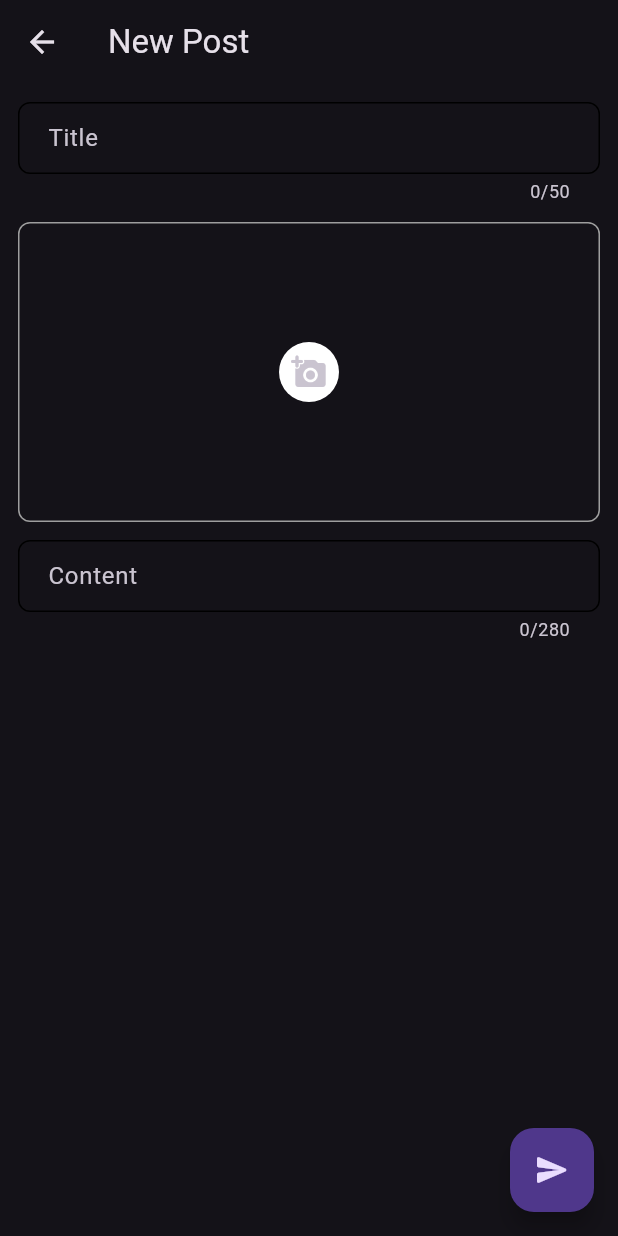
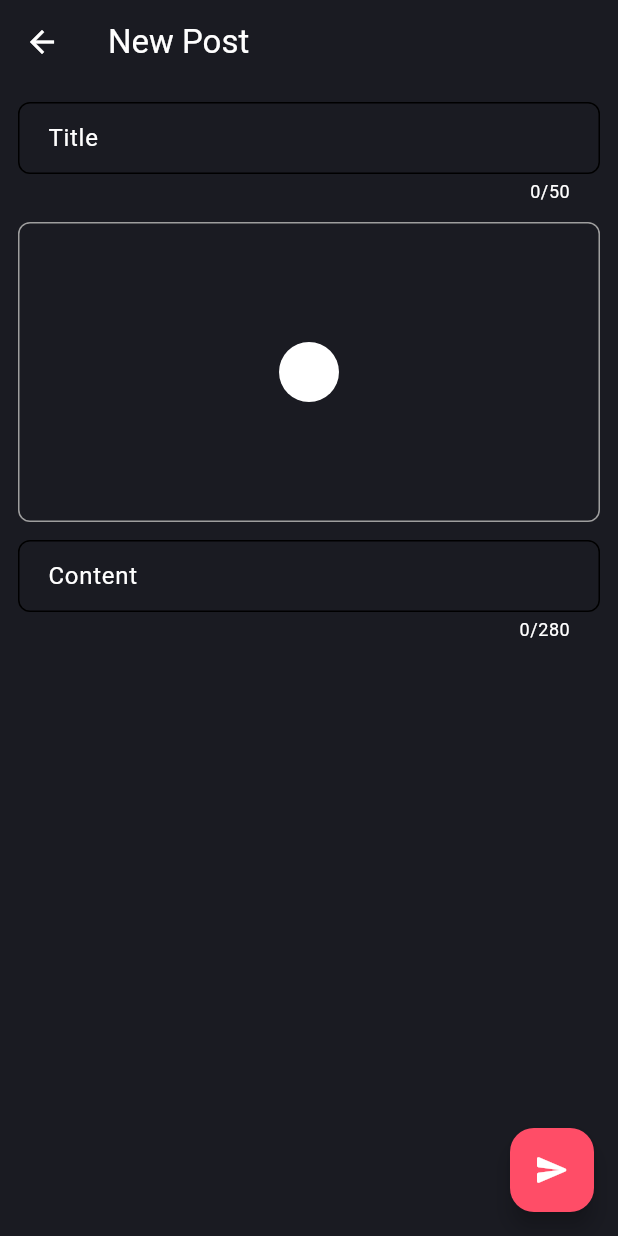
Before and after one commit to Basith-P/Altlink-Frontend, a Flutter app: the screen it shows after launch, after a tap on the "add" icon, on a phone screen of 412 x 824 dp. Run offline on Flutter 3.47's test engine with Material 2 defaults, Android fonts, the phone set to English and light mode, and no system bars; our stand-ins replace dio, flutter_riverpod, freezed_annotation, image_picker, infinite_scroll_pagination; network calls fail.

Commit message:
feat: set up theme

```diff
--- a/lib/app.dart
+++ b/lib/app.dart
@@ -1,4 +1,5 @@
 import 'package:altlink/core/config/app_router.dart';
+import 'package:altlink/core/config/theme/app_theme.dart';
 import 'package:altlink/core/global_keys.dart';
 import 'package:flutter/material.dart';
 
@@ -15,7 +16,8 @@ class App extends StatelessWidget {
         debugShowCheckedModeBanner: false,
         navigatorKey: navigatorKey,
         scaffoldMessengerKey: scaffoldMessengerKey,
-        theme: ThemeData(useMaterial3: true, brightness: Brightness.dark),
+        darkTheme: AppTheme.theme(isDark: true),
+        themeMode: ThemeMode.dark,
         onGenerateRoute: AppRouter.onGenerateRoute,
       ),
     );
--- /dev/null
+++ b/lib/core/config/theme/app_colors.dart
@@ -0,0 +1,10 @@
+import 'package:flutter/material.dart';
+
+class AppColors {
+  static const text = Color(0XFFFFFFFF);
+  static const primary = Color(0XFFFF4D67);
+  static const bgDark = Color(0XFF1A1B22);
+  static const dark = Color(0XFF23252F);
+
+  static const surfaceDark = Color(0XFF23252F);
+}
--- /dev/null
+++ b/lib/core/config/theme/app_theme.dart
@@ -0,0 +1,27 @@
+import 'package:altlink/core/config/theme/app_colors.dart';
+import 'package:flutter/material.dart';
+
+class AppTheme {
+  static theme({bool isDark = false}) => ThemeData(
+        brightness: isDark ? Brightness.dark : Brightness.light,
+        useMaterial3: true,
+        primaryColor: AppColors.primary,
+        scaffoldBackgroundColor: isDark ? AppColors.bgDark : null,
+        colorScheme: const ColorScheme.dark().copyWith(
+          background: AppColors.bgDark,
+          primary: AppColors.primary,
+          //   // onPrimary: switch thumb,
+          primaryContainer: AppColors.primary,
+          onPrimaryContainer: AppColors.text,
+          secondary: AppColors.primary,
+          surface: AppColors.surfaceDark,
+        ),
+        appBarTheme: AppBarTheme(
+          scrolledUnderElevation: 0,
+          elevation: 0,
+          backgroundColor: isDark ? AppColors.bgDark : null,
+          foregroundColor: AppColors.text,
+          iconTheme: const IconThemeData(color: AppColors.text),
+        ),
+      );
+}
--- a/lib/core/features/posts/posts_controller.dart
+++ b/lib/core/features/posts/posts_controller.dart
@@ -22,7 +22,10 @@ class PostsController extends StateNotifier<bool> {
     try {
       final res = await _dio.get(
         Endpoints.posts,
-        queryParameters: {Strings.page: currentPage, Strings.perPage: perPage},
+        queryParameters: {
+          Strings.page: currentPage,
+          Strings.perPage: perPage,
+        },
       );
       final posts = res.data[Strings.posts] as List<dynamic>;
       return posts.map((e) => Post.fromJson(e)).toList();
--- a/lib/core/features/posts/widgets/feed.dart
+++ b/lib/core/features/posts/widgets/feed.dart
@@ -51,7 +51,9 @@ class _FeedState extends ConsumerState<Feed> {
   @override
   Widget build(BuildContext context) {
     return Scaffold(
-      body: PagedListView.separated(
+      body: RefreshIndicator(
+        onRefresh: () => Future.sync(() => _pagingController.refresh()),
+        child: PagedListView.separated(
           padding: kPaddingMd,
           pagingController: _pagingController,
           builderDelegate: PagedChildBuilderDelegate<Post>(
@@ -76,6 +78,7 @@ class _FeedState extends ConsumerState<Feed> {
           ),
           separatorBuilder: (context, index) => gapH12,
         ),
+      ),
       floatingActionButton: FloatingActionButton(
         onPressed: () => push(CreatePostPage.routeName),
         child: const Icon(Icons.add_rounded),
--- a/pubspec.yaml
+++ b/pubspec.yaml
@@ -11,6 +11,7 @@ environment:
 dependencies:
   cupertino_icons: ^1.0.2
   dio: ^5.3.3
+  fluentui_system_icons: ^1.1.221
   flutter:
     sdk: flutter
   flutter_riverpod: ^2.4.5
```
Also changed, not shown: pubspec.lock. Lines whose indentation alone changed are shown as unchanged.
